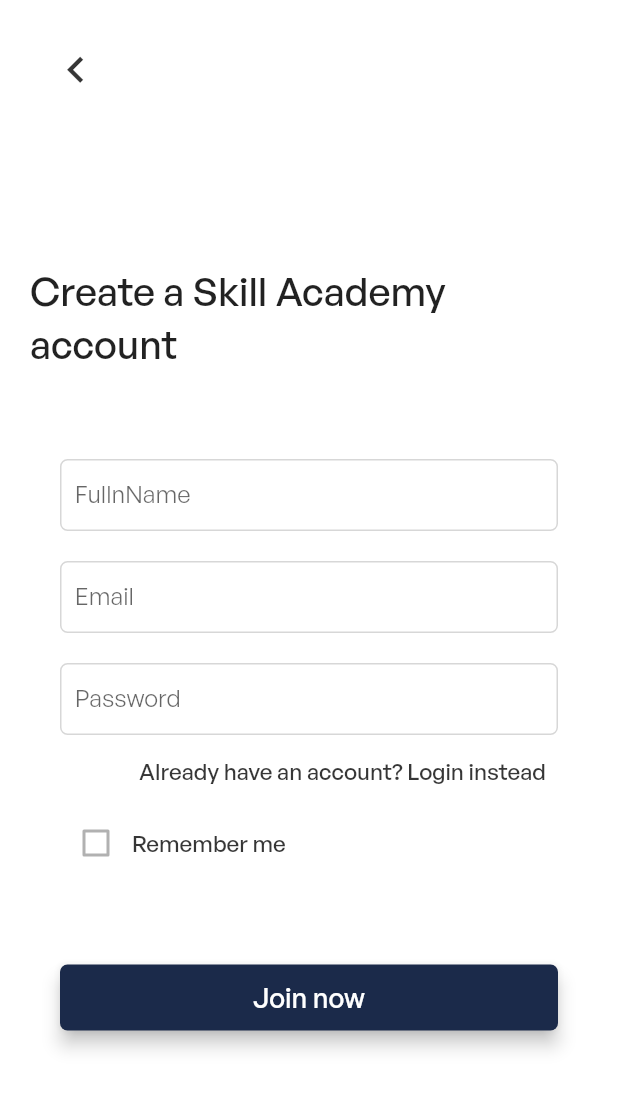
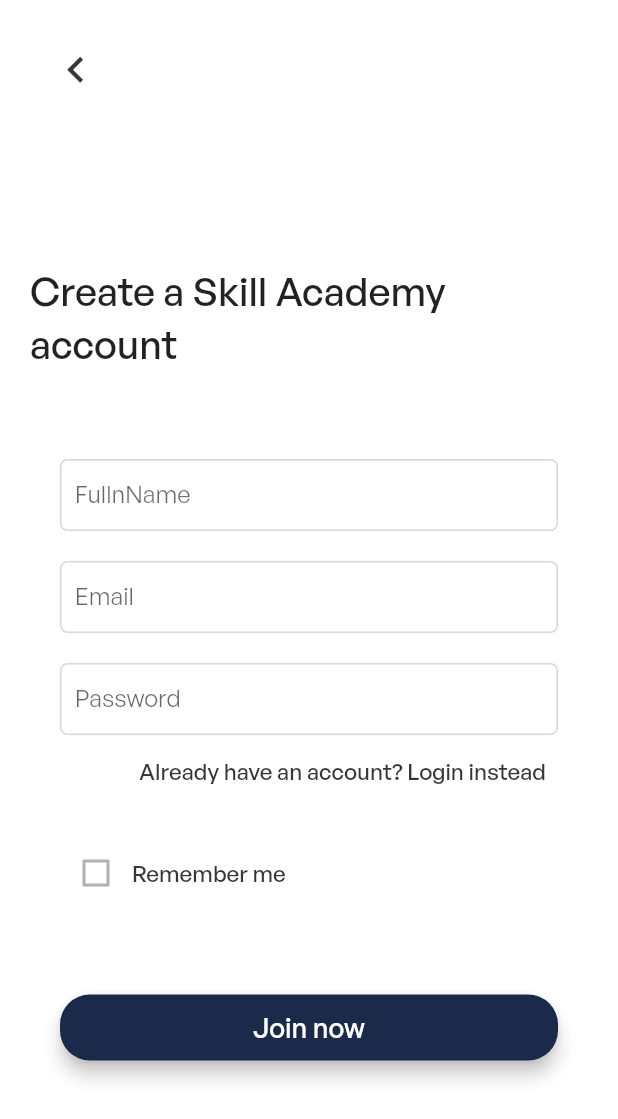
Before and after one commit to realstoman/flutter_login_register_ui, a Flutter app: the RegisterScreen screen opened directly, on a phone screen of 412 x 824 dp. Shown: the top 1119 px of the screen. Run offline on Flutter 3.47's test engine with Material 2 defaults, Android fonts, the phone set to English and light mode, and no system bars.

Commit message:
Spacing and alignment

```diff
--- a/lib/screens/login_screen.dart
+++ b/lib/screens/login_screen.dart
@@ -23,7 +23,7 @@
       primary: const Color.fromARGB(255, 27, 42, 74),
       elevation: 5.0,
       padding: const EdgeInsets.all(10.0),
-      shape: RoundedRectangleBorder(borderRadius: BorderRadius.circular(5.0)),
+      shape: RoundedRectangleBorder(borderRadius: BorderRadius.circular(20.0)),
       textStyle: const TextStyle(
           fontSize: 18,
           fontFamily: 'GeneralSans',
--- a/lib/screens/register_screen.dart
+++ b/lib/screens/register_screen.dart
@@ -23,7 +23,7 @@
       primary: const Color.fromARGB(255, 27, 42, 74),
       elevation: 5.0,
       padding: const EdgeInsets.all(10.0),
-      shape: RoundedRectangleBorder(borderRadius: BorderRadius.circular(5.0)),
+      shape: RoundedRectangleBorder(borderRadius: BorderRadius.circular(20.0)),
       textStyle: const TextStyle(
           fontSize: 18,
           fontFamily: 'GeneralSans',
@@ -107,7 +107,7 @@
     );
   }
 
-  // Forgot password button widget
+  // Login instead button widget
   Widget _buildLoginInsteadButton() {
     return Container(
       alignment: Alignment.centerRight,
@@ -228,6 +228,7 @@
                           const SizedBox(height: 20.0),
                           _buildPasswordField(),
                           _buildLoginInsteadButton(),
+                          const SizedBox(height: 20.0),
                           _buildRememberMeCheckBox(),
                           const SizedBox(height: 35.0),
                           _buildSignInButton(),
```
